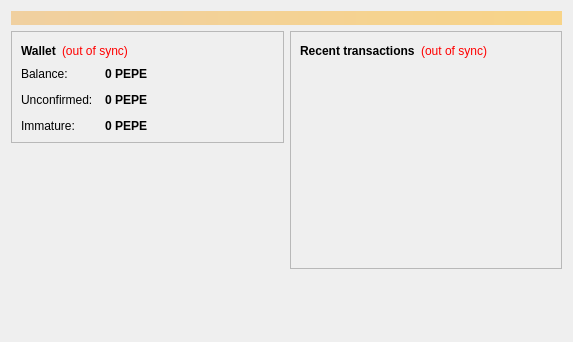
pepecoin-project/pepecoin, file src/qt/forms/overviewpage.ui: the form before one commit.
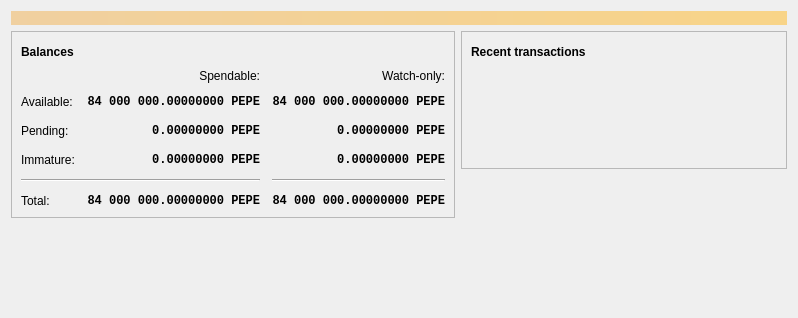
The form after the commit. Icons and pictures are not drawn. Custom widgets are drawn as their Qt base class.

Patch:
```diff
--- a/src/qt/forms/overviewpage.ui
+++ b/src/qt/forms/overviewpage.ui
@@ -6,8 +6,8 @@
    <rect>
     <x>0</x>
     <y>0</y>
-    <width>573</width>
-    <height>342</height>
+    <width>798</width>
+    <height>318</height>
    </rect>
   </property>
   <property name="windowTitle">
@@ -20,7 +20,7 @@
       <bool>false</bool>
      </property>
      <property name="styleSheet">
-      <string notr="true">background-color: qlineargradient(x1: 0, y1: 0, x2: 1, y2: 0, stop:0 #F0D0A0, stop:1 #F8D488); color:#000000;</string>
+      <string notr="true">QLabel { background-color: qlineargradient(x1: 0, y1: 0, x2: 1, y2: 0, stop:0 #F0D0A0, stop:1 #F8D488); color:#000000; }</string>
      </property>
      <property name="wordWrap">
       <bool>true</bool>
@@ -54,27 +54,201 @@
                </font>
               </property>
               <property name="text">
-               <string>Wallet</string>
+               <string>Balances</string>
               </property>
              </widget>
             </item>
             <item>
-             <widget class="QLabel" name="labelWalletStatus">
+             <widget class="QPushButton" name="labelWalletStatus">
+              <property name="enabled">
+               <bool>true</bool>
+              </property>
+              <property name="maximumSize">
+               <size>
+                <width>30</width>
+                <height>16777215</height>
+               </size>
+              </property>
               <property name="toolTip">
                <string>The displayed information may be out of date. Your wallet automatically synchronizes with the Pepecoin network after a connection is established, but this process has not completed yet.</string>
               </property>
-              <property name="styleSheet">
-               <string notr="true">QLabel { color: red; }</string>
-              </property>
               <property name="text">
-               <string notr="true">(out of sync)</string>
+               <string/>
               </property>
-              <property name="alignment">
-               <set>Qt::AlignLeading|Qt::AlignLeft|Qt::AlignVCenter</set>
+              <property name="icon">
+               <iconset resource="../bitcoin.qrc">
+                <normaloff>:/icons/warning</normaloff>
+                <disabledoff>:/icons/warning</disabledoff>:/icons/warning</iconset>
+              </property>
+              <property name="iconSize">
+               <size>
+                <width>24</width>
+                <height>24</height>
+               </size>
+              </property>
+              <property name="flat">
+               <bool>true</bool>
               </property>
              </widget>
             </item>
             <item>
+             <spacer name="horizontalSpacer_3">
+              <property name="orientation">
+               <enum>Qt::Horizontal</enum>
+              </property>
+              <property name="sizeHint" stdset="0">
+               <size>
+                <width>40</width>
+                <height>20</height>
+               </size>
+              </property>
+             </spacer>
+            </item>
+           </layout>
+          </item>
+          <item>
+           <layout class="QGridLayout" name="gridLayout">
+            <property name="spacing">
+             <number>12</number>
+            </property>
+            <item row="2" column="2">
+             <widget class="QLabel" name="labelWatchPending">
+              <property name="font">
+               <font>
+                <family>Monospace</family>
+                <weight>75</weight>
+                <bold>true</bold>
+               </font>
+              </property>
+              <property name="cursor">
+               <cursorShape>IBeamCursor</cursorShape>
+              </property>
+              <property name="toolTip">
+               <string>Unconfirmed transactions to watch-only addresses</string>
+              </property>
+              <property name="text">
+               <string notr="true">0.00000000 PEPE</string>
+              </property>
+              <property name="alignment">
+               <set>Qt::AlignRight|Qt::AlignTrailing|Qt::AlignVCenter</set>
+              </property>
+              <property name="textInteractionFlags">
+               <set>Qt::LinksAccessibleByMouse|Qt::TextSelectableByKeyboard|Qt::TextSelectableByMouse</set>
+              </property>
+             </widget>
+            </item>
+            <item row="2" column="1">
+             <widget class="QLabel" name="labelUnconfirmed">
+              <property name="font">
+               <font>
+                <family>Monospace</family>
+                <weight>75</weight>
+                <bold>true</bold>
+               </font>
+              </property>
+              <property name="cursor">
+               <cursorShape>IBeamCursor</cursorShape>
+              </property>
+              <property name="toolTip">
+               <string>Total of transactions that have yet to be confirmed, and do not yet count toward the spendable balance</string>
+              </property>
+              <property name="text">
+               <string notr="true">0.00000000 PEPE</string>
+              </property>
+              <property name="alignment">
+               <set>Qt::AlignRight|Qt::AlignTrailing|Qt::AlignVCenter</set>
+              </property>
+              <property name="textInteractionFlags">
+               <set>Qt::LinksAccessibleByMouse|Qt::TextSelectableByKeyboard|Qt::TextSelectableByMouse</set>
+              </property>
+             </widget>
+            </item>
+            <item row="3" column="2">
+             <widget class="QLabel" name="labelWatchImmature">
+              <property name="font">
+               <font>
+                <family>Monospace</family>
+                <weight>75</weight>
+                <bold>true</bold>
+               </font>
+              </property>
+              <property name="cursor">
+               <cursorShape>IBeamCursor</cursorShape>
+              </property>
+              <property name="toolTip">
+               <string>Mined balance in watch-only addresses that has not yet matured</string>
+              </property>
+              <property name="text">
+               <string notr="true">0.00000000 PEPE</string>
+              </property>
+              <property name="alignment">
+               <set>Qt::AlignRight|Qt::AlignTrailing|Qt::AlignVCenter</set>
+              </property>
+              <property name="textInteractionFlags">
+               <set>Qt::LinksAccessibleByMouse|Qt::TextSelectableByKeyboard|Qt::TextSelectableByMouse</set>
+              </property>
+             </widget>
+            </item>
+            <item row="4" column="0" colspan="2">
+             <widget class="Line" name="line">
+              <property name="orientation">
+               <enum>Qt::Horizontal</enum>
+              </property>
+             </widget>
+            </item>
+            <item row="4" column="2">
+             <widget class="Line" name="lineWatchBalance">
+              <property name="sizePolicy">
+               <sizepolicy hsizetype="Preferred" vsizetype="Fixed">
+                <horstretch>0</horstretch>
+                <verstretch>0</verstretch>
+               </sizepolicy>
+              </property>
+              <property name="minimumSize">
+               <size>
+                <width>140</width>
+                <height>0</height>
+               </size>
+              </property>
+              <property name="orientation">
+               <enum>Qt::Horizontal</enum>
+              </property>
+             </widget>
+            </item>
+            <item row="5" column="0">
+             <widget class="QLabel" name="labelTotalText">
+              <property name="text">
+               <string>Total:</string>
+              </property>
+             </widget>
+            </item>
+            <item row="3" column="1">
+             <widget class="QLabel" name="labelImmature">
+              <property name="font">
+               <font>
+                <family>Monospace</family>
+                <weight>75</weight>
+                <bold>true</bold>
+               </font>
+              </property>
+              <property name="cursor">
+               <cursorShape>IBeamCursor</cursorShape>
+              </property>
+              <property name="toolTip">
+               <string>Mined balance that has not yet matured</string>
+              </property>
+              <property name="text">
+               <string notr="true">0.00000000 PEPE</string>
+              </property>
+              <property name="alignment">
+               <set>Qt::AlignRight|Qt::AlignTrailing|Qt::AlignVCenter</set>
+              </property>
+              <property name="textInteractionFlags">
+               <set>Qt::LinksAccessibleByMouse|Qt::TextSelectableByKeyboard|Qt::TextSelectableByMouse</set>
+              </property>
+             </widget>
+            </item>
+            <item row="2" column="3">
              <spacer name="horizontalSpacer_2">
               <property name="orientation">
                <enum>Qt::Horizontal</enum>
@@ -87,30 +261,18 @@
               </property>
              </spacer>
             </item>
-           </layout>
-          </item>
-          <item>
-           <layout class="QFormLayout" name="formLayout_2">
-            <property name="fieldGrowthPolicy">
-             <enum>QFormLayout::AllNonFixedFieldsGrow</enum>
-            </property>
-            <property name="horizontalSpacing">
-             <number>12</number>
-            </property>
-            <property name="verticalSpacing">
-             <number>12</number>
-            </property>
-            <item row="0" column="0">
-             <widget class="QLabel" name="label">
+            <item row="3" column="0">
+             <widget class="QLabel" name="labelImmatureText">
               <property name="text">
-               <string>Balance:</string>
+               <string>Immature:</string>
               </property>
              </widget>
             </item>
-            <item row="0" column="1">
-             <widget class="QLabel" name="labelBalance">
+            <item row="5" column="1">
+             <widget class="QLabel" name="labelTotal">
               <property name="font">
                <font>
+                <family>Monospace</family>
                 <weight>75</weight>
                 <bold>true</bold>
                </font>
@@ -122,24 +284,64 @@
                <string>Your current balance</string>
               </property>
               <property name="text">
-               <string notr="true">0 PEPE</string>
+               <string notr="true">84 000 000.00000000 PEPE</string>
               </property>
+              <property name="alignment">
+               <set>Qt::AlignRight|Qt::AlignTrailing|Qt::AlignVCenter</set>
+              </property>
               <property name="textInteractionFlags">
                <set>Qt::LinksAccessibleByMouse|Qt::TextSelectableByKeyboard|Qt::TextSelectableByMouse</set>
               </property>
              </widget>
             </item>
+            <item row="5" column="2">
+             <widget class="QLabel" name="labelWatchTotal">
+              <property name="font">
+               <font>
+                <family>Monospace</family>
+                <weight>75</weight>
+                <bold>true</bold>
+               </font>
+              </property>
+              <property name="cursor">
+               <cursorShape>IBeamCursor</cursorShape>
+              </property>
+              <property name="toolTip">
+               <string>Current total balance in watch-only addresses</string>
+              </property>
+              <property name="text">
+               <string notr="true">84 000 000.00000000 PEPE</string>
+              </property>
+              <property name="alignment">
+               <set>Qt::AlignRight|Qt::AlignTrailing|Qt::AlignVCenter</set>
+              </property>
+              <property name="textInteractionFlags">
+               <set>Qt::LinksAccessibleByMouse|Qt::TextSelectableByKeyboard|Qt::TextSelectableByMouse</set>
+              </property>
+             </widget>
+            </item>
+            <item row="0" column="2">
+             <widget class="QLabel" name="labelWatchonly">
+              <property name="text">
+               <string>Watch-only:</string>
+              </property>
+              <property name="alignment">
+               <set>Qt::AlignRight|Qt::AlignTrailing|Qt::AlignVCenter</set>
+              </property>
+             </widget>
+            </item>
             <item row="1" column="0">
-             <widget class="QLabel" name="label_3">
+             <widget class="QLabel" name="labelBalanceText">
               <property name="text">
-               <string>Unconfirmed:</string>
+               <string>Available:</string>
               </property>
              </widget>
             </item>
             <item row="1" column="1">
-             <widget class="QLabel" name="labelUnconfirmed">
+             <widget class="QLabel" name="labelBalance">
               <property name="font">
                <font>
+                <family>Monospace</family>
                 <weight>75</weight>
                 <bold>true</bold>
                </font>
@@ -151,7 +353,36 @@
                <string>Total of transactions that have yet to be confirmed, and do not yet count toward the current balance</string>
               </property>
               <property name="text">
-               <string notr="true">0 PEPE</string>
+               <string notr="true">84 000 000.00000000 PEPE</string>
+              </property>
+              <property name="alignment">
+               <set>Qt::AlignRight|Qt::AlignTrailing|Qt::AlignVCenter</set>
+              </property>
+              <property name="textInteractionFlags">
+               <set>Qt::LinksAccessibleByMouse|Qt::TextSelectableByKeyboard|Qt::TextSelectableByMouse</set>
+              </property>
+             </widget>
+            </item>
+            <item row="1" column="2">
+             <widget class="QLabel" name="labelWatchAvailable">
+              <property name="font">
+               <font>
+                <family>Monospace</family>
+                <weight>75</weight>
+                <bold>true</bold>
+               </font>
+              </property>
+              <property name="cursor">
+               <cursorShape>IBeamCursor</cursorShape>
+              </property>
+              <property name="toolTip">
+               <string>Your current balance in watch-only addresses</string>
+              </property>
+              <property name="text">
+               <string notr="true">84 000 000.00000000 PEPE</string>
+              </property>
+              <property name="alignment">
+               <set>Qt::AlignRight|Qt::AlignTrailing|Qt::AlignVCenter</set>
               </property>
               <property name="textInteractionFlags">
                <set>Qt::LinksAccessibleByMouse|Qt::TextSelectableByKeyboard|Qt::TextSelectableByMouse</set>
@@ -159,28 +390,19 @@
              </widget>
             </item>
             <item row="2" column="0">
-             <widget class="QLabel" name="labelImmatureText">
+             <widget class="QLabel" name="labelPendingText">
               <property name="text">
-               <string>Immature:</string>
+               <string>Pending:</string>
               </property>
              </widget>
             </item>
-            <item row="2" column="1">
-             <widget class="QLabel" name="labelImmature">
-              <property name="font">
-               <font>
-                <weight>75</weight>
-                <bold>true</bold>
-               </font>
-              </property>
-              <property name="toolTip">
-               <string>Mined balance that has not yet matured</string>
-              </property>
+            <item row="0" column="1">
+             <widget class="QLabel" name="labelSpendable">
               <property name="text">
-               <string notr="true">0 PEPE</string>
+               <string>Spendable:</string>
               </property>
-              <property name="textInteractionFlags">
-               <set>Qt::LinksAccessibleByMouse|Qt::TextSelectableByKeyboard|Qt::TextSelectableByMouse</set>
+              <property name="alignment">
+               <set>Qt::AlignRight|Qt::AlignTrailing|Qt::AlignVCenter</set>
               </property>
              </widget>
             </item>
@@ -219,24 +441,47 @@
            <layout class="QHBoxLayout" name="horizontalLayout_2">
             <item>
              <widget class="QLabel" name="label_4">
+              <property name="font">
+               <font>
+                <weight>75</weight>
+                <bold>true</bold>
+               </font>
+              </property>
               <property name="text">
-               <string>&lt;b&gt;Recent transactions&lt;/b&gt;</string>
+               <string>Recent transactions</string>
               </property>
              </widget>
             </item>
             <item>
-             <widget class="QLabel" name="labelTransactionsStatus">
+             <widget class="QPushButton" name="labelTransactionsStatus">
+              <property name="enabled">
+               <bool>true</bool>
+              </property>
+              <property name="maximumSize">
+               <size>
+                <width>30</width>
+                <height>16777215</height>
+               </size>
+              </property>
               <property name="toolTip">
                <string>The displayed information may be out of date. Your wallet automatically synchronizes with the Pepecoin network after a connection is established, but this process has not completed yet.</string>
               </property>
-              <property name="styleSheet">
-               <string notr="true">QLabel { color: red; }</string>
-              </property>
               <property name="text">
-               <string notr="true">(out of sync)</string>
+               <string/>
               </property>
-              <property name="alignment">
-               <set>Qt::AlignRight|Qt::AlignTrailing|Qt::AlignVCenter</set>
+              <property name="icon">
+               <iconset resource="../bitcoin.qrc">
+                <normaloff>:/icons/warning</normaloff>
+                <disabledoff>:/icons/warning</disabledoff>:/icons/warning</iconset>
+              </property>
+              <property name="iconSize">
+               <size>
+                <width>24</width>
+                <height>24</height>
+               </size>
+              </property>
+              <property name="flat">
+               <bool>true</bool>
               </property>
              </widget>
             </item>
@@ -269,6 +514,9 @@
             <property name="horizontalScrollBarPolicy">
              <enum>Qt::ScrollBarAlwaysOff</enum>
             </property>
+            <property name="sizeAdjustPolicy">
+             <enum>QAbstractScrollArea::AdjustToContents</enum>
+            </property>
             <property name="selectionMode">
              <enum>QAbstractItemView::NoSelection</enum>
             </property>
@@ -296,6 +544,13 @@
    </item>
   </layout>
  </widget>
+ <customwidgets>
+  <customwidget>
+   <class>TransactionOverviewWidget</class>
+   <extends>QListView</extends>
+   <header>qt/transactionoverviewwidget.h</header>
+  </customwidget>
+ </customwidgets>
  <resources/>
  <connections/>
 </ui>
```
Left out of the diff: 12 changed lines with no effect on the pictures.
